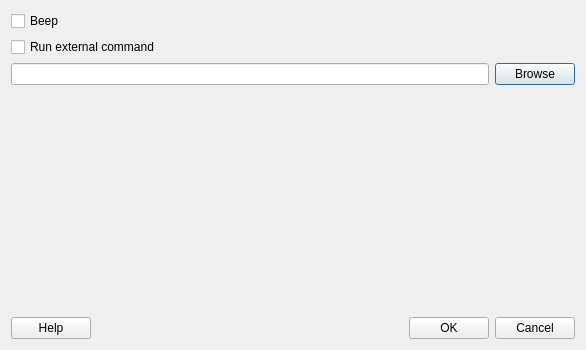
The window that fet/src/interface/notificationcommandform_template.ui (vonmecheln/fet) describes before a commit, drawn with Qt 5.
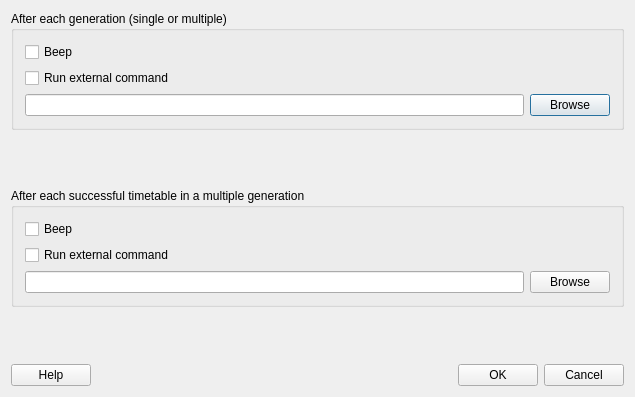
The same window after the commit.

```diff
--- a/fet/src/interface/notificationcommandform_template.ui
+++ b/fet/src/interface/notificationcommandform_template.ui
@@ -6,15 +6,21 @@
    <rect>
     <x>0</x>
     <y>0</y>
-    <width>586</width>
-    <height>350</height>
+    <width>635</width>
+    <height>397</height>
    </rect>
   </property>
   <property name="windowTitle">
    <string extracomment="The title of the dialog to modify the notification command after a finished generation">Notification command</string>
   </property>
-  <layout class="QVBoxLayout" name="verticalLayout">
-   <item>
+  <layout class="QGridLayout" name="gridLayout_3">
+   <item row="0" column="0">
+    <widget class="QGroupBox" name="groupBox">
+     <property name="title">
+      <string>After each generation (single or multiple)</string>
+     </property>
+     <layout class="QGridLayout" name="gridLayout_2">
+      <item row="0" column="0">
     <layout class="QHBoxLayout" name="horizontalLayout_5">
      <item>
       <widget class="QCheckBox" name="beepCheckBox">
@@ -38,7 +44,7 @@
      </item>
     </layout>
    </item>
-   <item>
+      <item row="1" column="0">
     <layout class="QHBoxLayout" name="horizontalLayout_6">
      <item>
       <widget class="QCheckBox" name="externalCommandCheckBox">
@@ -62,7 +68,7 @@
      </item>
     </layout>
    </item>
-   <item>
+      <item row="2" column="0">
     <layout class="QHBoxLayout" name="horizontalLayout_2">
      <item>
       <widget class="QLineEdit" name="externalCommandLineEdit"/>
@@ -76,20 +82,107 @@
      </item>
     </layout>
    </item>
+     </layout>
+    </widget>
+   </item>
+   <item row="1" column="0">
+    <spacer name="verticalSpacer_2">
+     <property name="orientation">
+      <enum>Qt::Vertical</enum>
+     </property>
+     <property name="sizeHint" stdset="0">
+      <size>
+       <width>508</width>
+       <height>17</height>
+      </size>
+     </property>
+    </spacer>
+   </item>
+   <item row="2" column="0">
+    <widget class="QGroupBox" name="groupBoxEachTimetable">
+     <property name="title">
+      <string>After each successful timetable in a multiple generation</string>
+     </property>
+     <layout class="QGridLayout" name="gridLayout">
+      <item row="0" column="0">
+       <layout class="QHBoxLayout" name="horizontalLayout_13">
    <item>
+         <widget class="QCheckBox" name="beepEachTimetableCheckBox">
+          <property name="text">
+           <string>Beep</string>
+          </property>
+         </widget>
+        </item>
+        <item>
+         <spacer name="horizontalSpacer_12">
+          <property name="orientation">
+           <enum>Qt::Horizontal</enum>
+          </property>
+          <property name="sizeHint" stdset="0">
+           <size>
+            <width>40</width>
+            <height>20</height>
+           </size>
+          </property>
+         </spacer>
+        </item>
+       </layout>
+      </item>
+      <item row="1" column="0">
+       <layout class="QHBoxLayout" name="horizontalLayout_12">
+        <item>
+         <widget class="QCheckBox" name="externalCommandEachTimetableCheckBox">
+          <property name="text">
+           <string>Run external command</string>
+          </property>
+         </widget>
+        </item>
+        <item>
+         <spacer name="horizontalSpacer_11">
+          <property name="orientation">
+           <enum>Qt::Horizontal</enum>
+          </property>
+          <property name="sizeHint" stdset="0">
+           <size>
+            <width>40</width>
+            <height>20</height>
+           </size>
+          </property>
+         </spacer>
+        </item>
+       </layout>
+      </item>
+      <item row="2" column="0">
+       <layout class="QHBoxLayout" name="horizontalLayout_11">
+        <item>
+         <widget class="QLineEdit" name="externalCommandEachTimetableLineEdit"/>
+        </item>
+        <item>
+         <widget class="QPushButton" name="browseEachTimetablePushButton">
+          <property name="text">
+           <string>Browse</string>
+          </property>
+         </widget>
+        </item>
+       </layout>
+      </item>
+     </layout>
+    </widget>
+   </item>
+   <item row="3" column="0">
     <spacer name="verticalSpacer">
      <property name="orientation">
       <enum>Qt::Vertical</enum>
      </property>
      <property name="sizeHint" stdset="0">
       <size>
-       <width>564</width>
-       <height>102</height>
+       <width>508</width>
+       <height>17</height>
       </size>
      </property>
     </spacer>
    </item>
-   <item>
+   <item row="4" column="0">
     <layout class="QHBoxLayout" name="horizontalLayout">
      <item>
       <widget class="QPushButton" name="helpPushButton">
```
Lines whose indentation alone changed are shown as unchanged.
